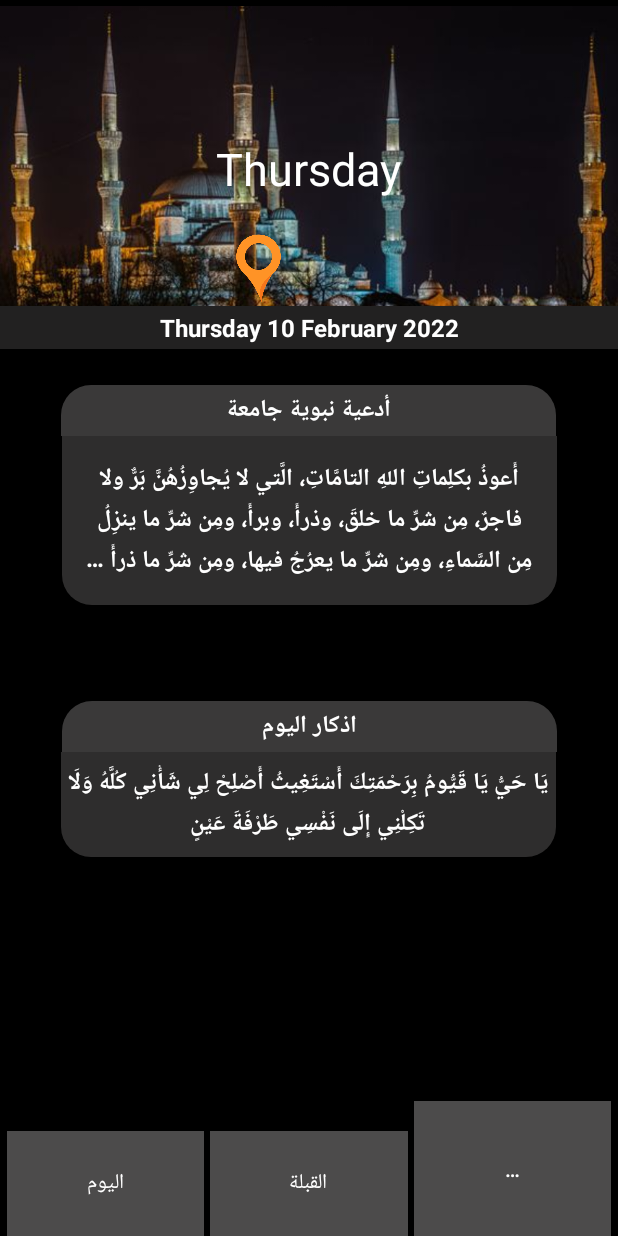
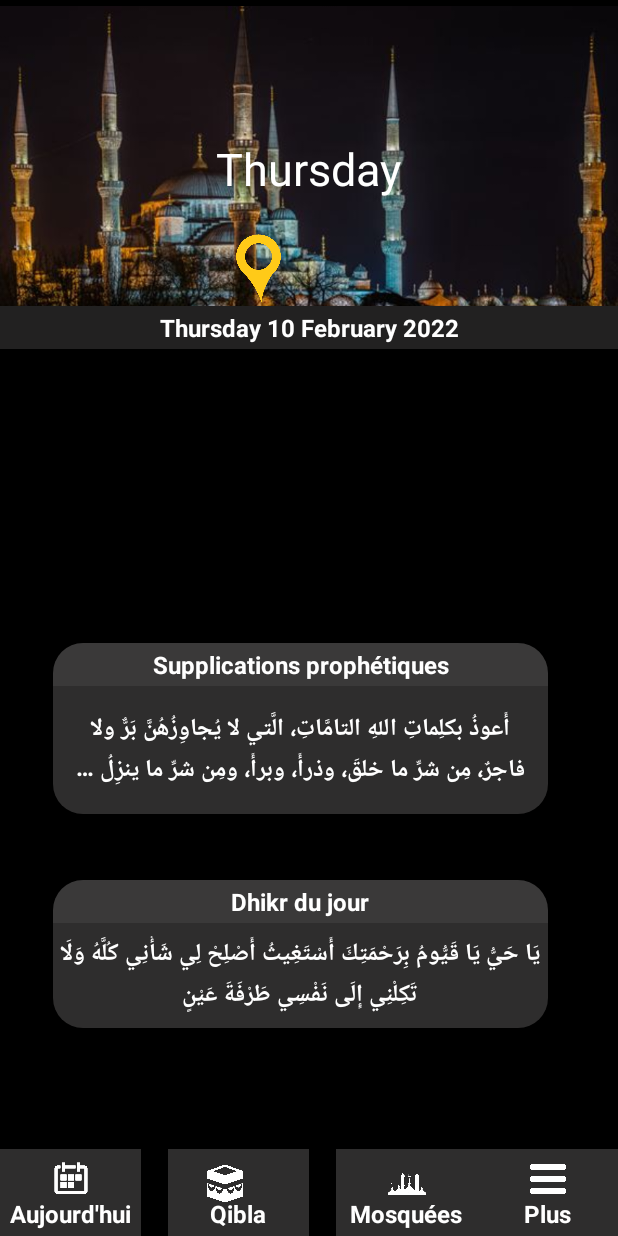
Before and after one commit to darken11/EpfcChucknorris, an Android app: the screen it shows after launch (MainFirstActivity), on a phone screen of 412 x 824 dp. Run offline under Robolectric (Android 15) with nearby library versions, the phone set to English and light mode, and no system bars.

Commit message:
add some icons menu and update layout

```diff
--- a/MyRdaApplication/app/build.gradle
+++ b/MyRdaApplication/app/build.gradle
@@ -35,7 +35,7 @@ dependencies {
 
     implementation 'androidx.core:core-ktx:1.7.0'
     implementation 'androidx.appcompat:appcompat:1.4.1'
-    implementation 'com.google.android.material:material:1.5.0'
+    implementation 'com.google.android.material:material:1.2.1'
     implementation 'androidx.constraintlayout:constraintlayout:2.1.3'
     testImplementation 'junit:junit:4.+'
     androidTestImplementation 'androidx.test.ext:junit:1.1.3'
--- a/MyRdaApplication/app/src/main/java/eu/epfc/myrdaapplication/MainFirstActivity.kt
+++ b/MyRdaApplication/app/src/main/java/eu/epfc/myrdaapplication/MainFirstActivity.kt
@@ -5,6 +5,7 @@ import android.content.Intent
 import android.content.pm.ActivityInfo
 import android.os.Bundle
 import android.view.View
+import android.widget.ImageView
 import android.widget.TextView
 import androidx.appcompat.app.AppCompatActivity
 import androidx.core.content.ContextCompat
@@ -27,6 +28,7 @@ class MainFirstActivity : AppCompatActivity() {
     lateinit var btnToday: TextView
     lateinit var btnQibla: TextView
     lateinit var btnPoints: TextView
+    lateinit var btnMosque:TextView
     lateinit var texteVImage: TextView
     lateinit var currentDate: String
     lateinit var labelDate: TextView
@@ -36,41 +38,84 @@ class MainFirstActivity : AppCompatActivity() {
         //set by default the Orientation to Portrait screen and don't lets user change it with rotate
         requestedOrientation = ActivityInfo.SCREEN_ORIENTATION_PORTRAIT;
         setContentView(R.layout.activity_first_main)
-
         val context: Context = this
+        val imageMore:ImageView=findViewById(R.id.imageMore)
         btnPoints = findViewById(R.id.btn_points)
         btnPoints.setBackgroundColor(ContextCompat.getColor(context, R.color.gris))
-
+        val imageQibla:ImageView=findViewById(R.id.imageQibla)
         btnQibla = findViewById(R.id.btn_qibla)
         btnQibla.setBackgroundColor(ContextCompat.getColor(context, R.color.gris))
+        val imageMosque:ImageView=findViewById(R.id.imageMosque)
+        btnMosque=findViewById(R.id.btn_mosque)
+        btnMosque.setBackgroundColor(ContextCompat.getColor(context, R.color.gris))
 
+        val imageCalendar:ImageView=findViewById(R.id.imageCalendar)
         btnToday = findViewById(R.id.btn_today)
         btnToday.setBackgroundColor(ContextCompat.getColor(context, R.color.gris))
 
-        // Animation for btn
+
         btnToday.setOnClickListener {
             btnToday.setTextColor(ContextCompat.getColor(context, R.color.gold))
+            imageCalendar.setImageResource(R.mipmap.cal_gold)
             btnToday.setTextSize(2, 18F)
-            btnToday.setPadding(2, 2, 2, 2)
             btnQibla.setTextColor(ContextCompat.getColor(context, R.color.white))
+            imageQibla.setImageResource(R.mipmap.qib)
             btnPoints.setTextColor(ContextCompat.getColor(context, R.color.white))
+            imageMore.setImageResource(R.mipmap.bar)
+            btnMosque.setTextColor(ContextCompat.getColor(context, R.color.white))
+            imageMosque.setImageResource(R.mipmap.mos)
+
 
         }
         btnQibla.setOnClickListener {
             btnQibla.setTextColor(ContextCompat.getColor(context, R.color.gold))
-            btnToday.setTextSize(2, 18F)
-            btnToday.setPadding(2, 2, 2, 2)
+            imageQibla.setImageResource(R.mipmap.qib_gold)
+            btnQibla.setTextSize(2, 18F)
+
             btnPoints.setTextColor(ContextCompat.getColor(context, R.color.white))
+            imageMore.setImageResource(R.mipmap.bar)
+
             btnToday.setTextColor(ContextCompat.getColor(context, R.color.white))
+            imageCalendar.setImageResource(R.mipmap.cal)
+
+            btnMosque.setTextColor(ContextCompat.getColor(context, R.color.white))
+            imageMosque.setImageResource(R.mipmap.mos)
+
+
+
+
+        }
+        btnMosque.setOnClickListener {
+            btnMosque.setTextColor(ContextCompat.getColor(context, R.color.gold))
+            imageMosque.setImageResource(R.mipmap.mos_gold)
+            btnMosque.setTextSize(2, 18F)
+
+            btnPoints.setTextColor(ContextCompat.getColor(context, R.color.white))
+            imageMore.setImageResource(R.mipmap.bar)
+
+            btnToday.setTextColor(ContextCompat.getColor(context, R.color.white))
+            imageCalendar.setImageResource(R.mipmap.cal)
+
+            btnQibla.setTextColor(ContextCompat.getColor(context, R.color.white))
+            imageQibla.setImageResource(R.mipmap.qib)
+
 
 
         }
         btnPoints.setOnClickListener {
             btnPoints.setTextColor(ContextCompat.getColor(context, R.color.gold))
-            btnToday.setTextSize(2, 18F)
-            btnToday.setPadding(2, 2, 2, 2)
+            imageMore.setImageResource(R.mipmap.bar_gold)
+            btnPoints.setTextSize(2, 18F)
+
             btnToday.setTextColor(ContextCompat.getColor(context, R.color.white))
+            imageCalendar.setImageResource(R.mipmap.cal)
+
             btnQibla.setTextColor(ContextCompat.getColor(context, R.color.white))
+            imageQibla.setImageResource(R.mipmap.qib)
+
+            btnMosque.setTextColor(ContextCompat.getColor(context, R.color.white))
+            imageMosque.setImageResource(R.mipmap.mos)
+
 
 
         }
@@ -100,6 +145,7 @@ class MainFirstActivity : AppCompatActivity() {
         currentDate =
             java.text.SimpleDateFormat("EEEE dd MMMM yyyy", Locale.getDefault()).format(Date())
         val dayOfWeek: String = SimpleDateFormat("EEEE", Locale.getDefault()).format(Date())
+
         labelDate.text = currentDate
 
         texteVImage = findViewById(R.id.textVImage)
--- a/MyRdaApplication/app/src/main/java/eu/epfc/myrdaapplication/PrayOfActivity.kt
+++ b/MyRdaApplication/app/src/main/java/eu/epfc/myrdaapplication/PrayOfActivity.kt
@@ -12,7 +12,7 @@ class PrayOfActivity : AppCompatActivity() {
     override fun onCreate(savedInstanceState: Bundle?) {
         super.onCreate(savedInstanceState)
         setContentView(R.layout.pray_of)
-        title = "الدعاء المختار"
+        title = "L'nvocation Choisie"
 
         scroll_wrapper=findViewById(R.id.scroll_wrapper)
         //this function is for to apply scrollY for the element scroll_wrapper
--- a/MyRdaApplication/app/src/main/res/layout/activity_first_main.xml
+++ b/MyRdaApplication/app/src/main/res/layout/activity_first_main.xml
@@ -18,7 +18,7 @@
         android:scaleType="centerCrop"
         android:src="@drawable/image_mosq"
         app:layout_constraintEnd_toEndOf="parent"
-        app:layout_constraintHorizontal_bias="1.0"
+        app:layout_constraintHorizontal_bias="0.0"
         app:layout_constraintStart_toStartOf="parent"
         app:layout_constraintTop_toTopOf="parent" />
 
@@ -62,13 +62,14 @@
         app:layout_constraintStart_toStartOf="parent"
         app:layout_constraintTop_toBottomOf="@+id/dhikrId" />
 
+
     <TextView
         android:id="@+id/label_title_prayOf"
         style="@style/TitleFontFirst"
         android:layout_width="330dp"
         android:layout_height="wrap_content"
         android:layout_marginStart="16dp"
-        android:layout_marginTop="24dp"
+        android:layout_marginTop="196dp"
         android:layout_marginEnd="16dp"
         android:layout_weight="0.05"
         android:background="@drawable/corner_ronder_up"
@@ -77,7 +78,7 @@
         android:text="@string/prayOf"
         android:textColor="@color/white"
         app:layout_constraintEnd_toEndOf="parent"
-        app:layout_constraintHorizontal_bias="0.493"
+        app:layout_constraintHorizontal_bias="0.387"
         app:layout_constraintStart_toStartOf="parent"
         app:layout_constraintTop_toBottomOf="@+id/label_date" />
 
@@ -89,25 +90,17 @@
         android:layout_marginStart="16dp"
         android:layout_marginEnd="16dp"
         android:background="@drawable/corner_ronded"
+        android:ellipsize="end"
+        android:maxLines="2"
         android:onClick="onShowDoua"
-        android:ellipsize="end"
-        android:maxLines="3"
+        android:padding="15dp"
         android:shadowRadius="50"
         android:text="..."
-        android:padding="15dp"
         android:textColor="@color/white"
         app:layout_constraintEnd_toEndOf="parent"
+        app:layout_constraintHorizontal_bias="0.387"
         app:layout_constraintStart_toStartOf="parent"
         app:layout_constraintTop_toBottomOf="@+id/label_title_prayOf" />
-
-
-    <!--        android:id="@+id/menu_first"-->
-<!--        android:layout_width="match_parent"-->
-<!--        android:layout_height="wrap_content"-->
-<!--        android:orientation="horizontal"-->
-<!--        android:theme="@style/Theme.AppCompat.DayNight">-->
-
-<!--        ]]>-->
 
     <TextView
         android:id="@+id/label_title"
@@ -115,7 +108,7 @@
         android:layout_width="330dp"
         android:layout_height="wrap_content"
         android:layout_marginStart="16dp"
-        android:layout_marginTop="64dp"
+        android:layout_marginTop="44dp"
         android:layout_marginEnd="16dp"
         android:background="@drawable/corner_ronder_up"
         android:padding="3dp"
@@ -123,7 +116,7 @@
         android:text="@string/dhikr"
         android:textColor="@color/white"
         app:layout_constraintEnd_toEndOf="parent"
-        app:layout_constraintHorizontal_bias="0.506"
+        app:layout_constraintHorizontal_bias="0.387"
         app:layout_constraintStart_toStartOf="parent"
         app:layout_constraintTop_toBottomOf="@+id/prayOfBody" />
 
@@ -138,26 +131,128 @@
         android:onClick="goNextPage"
         android:shadowRadius="50"
         android:text=""
+        android:ellipsize="end"
+        android:maxLines="2"
         android:textColor="@color/white"
+        app:layout_constraintBottom_toBottomOf="parent"
         app:layout_constraintEnd_toEndOf="parent"
-        app:layout_constraintHorizontal_bias="0.493"
+        app:layout_constraintHorizontal_bias="0.387"
         app:layout_constraintStart_toStartOf="parent"
         app:layout_constraintTop_toBottomOf="@+id/label_title"
+        app:layout_constraintVertical_bias="0.0"
         tools:ignore="SpeakableTextPresentCheck" />
 
-    <Button
+    <TextView
         android:id="@+id/btn_today"
-        android:layout_width="131dp"
-        android:layout_height="70dp"
-        android:layout_above="@+id/menu_first"
+        style="@style/TitleFontFirst"
+        android:layout_width="94dp"
+        android:layout_height="58dp"
+        android:paddingTop="28dp"
         android:text="@string/today"
         android:textColor="@color/white"
         app:layout_constraintBottom_toBottomOf="parent"
-        app:layout_constraintEnd_toStartOf="@+id/btn_qibla"
         app:layout_constraintStart_toStartOf="parent"
         app:layout_constraintTop_toBottomOf="@+id/dhikrBody"
-        app:layout_constraintVertical_bias="1.0"
-        tools:ignore="NotSibling,UnknownId" />
+        app:layout_constraintVertical_bias="1.0" />
+
+    <TextView
+        android:id="@+id/btn_qibla"
+        style="@style/TitleFontFirst"
+        android:layout_width="94dp"
+        android:layout_height="58dp"
+        android:textColor="@color/white"
+        android:paddingTop="28dp"
+        android:text="@string/qibla"
+        app:layout_constraintBottom_toBottomOf="parent"
+        app:layout_constraintEnd_toStartOf="@+id/btn_mosque"
+        app:layout_constraintStart_toEndOf="@+id/btn_today"
+        app:layout_constraintTop_toBottomOf="@+id/dhikrBody"
+        app:layout_constraintVertical_bias="1.0" />
+
+    <TextView
+        android:id="@+id/btn_mosque"
+        style="@style/TitleFontFirst"
+        android:layout_width="94dp"
+        android:layout_height="58dp"
+        android:textColor="@color/white"
+        android:paddingTop="28dp"
+        android:text="@string/mosque"
+        app:layout_constraintBottom_toBottomOf="parent"
+        app:layout_constraintEnd_toStartOf="@+id/btn_points"
+        app:layout_constraintTop_toBottomOf="@+id/dhikrBody"
+        app:layout_constraintVertical_bias="1.0" />
+
+    <TextView
+        android:id="@+id/btn_points"
+        style="@style/TitleFontFirst"
+        android:layout_width="94dp"
+        android:layout_height="58dp"
+        android:text="@string/points"
+        android:textColor="@color/white"
+        android:paddingTop="28dp"
+        app:layout_constraintBottom_toBottomOf="parent"
+        app:layout_constraintEnd_toEndOf="parent"
+        app:layout_constraintTop_toBottomOf="@+id/dhikrBody"
+        app:layout_constraintVertical_bias="1.0" />
+
+    <ImageView
+        android:id="@+id/imageCalendar"
+        android:layout_width="25dp"
+        android:layout_height="24dp"
+        android:layout_marginTop="8dp"
+        android:layout_marginBottom="8dp"
+        app:layout_constraintBottom_toBottomOf="@+id/btn_today"
+        app:layout_constraintEnd_toEndOf="@+id/btn_today"
+
+        app:layout_constraintHorizontal_bias="0.5"
+        app:layout_constraintStart_toStartOf="@+id/btn_today"
+        app:layout_constraintTop_toTopOf="@+id/btn_today"
+        app:layout_constraintVertical_bias="0.0"
+        app:srcCompat="@mipmap/cal" />
+
+    <ImageView
+        android:id="@+id/imageQibla"
+        android:layout_width="25dp"
+        android:layout_height="30dp"
+        android:layout_marginTop="8dp"
+        android:layout_marginBottom="8dp"
+        app:layout_constraintBottom_toBottomOf="@+id/btn_qibla"
+        app:layout_constraintEnd_toEndOf="@+id/btn_qibla"
+        app:layout_constraintStart_toEndOf="@+id/btn_today"
+        app:layout_constraintTop_toTopOf="@+id/btn_qibla"
+        app:layout_constraintVertical_bias="0.0"
+        app:layout_constraintHorizontal_bias="0.500"
+        app:srcCompat="@mipmap/qib" />
+
+    <ImageView
+        android:id="@+id/imageMosque"
+        android:layout_width="25dp"
+        android:layout_height="30dp"
+        android:layout_marginTop="8dp"
+        android:layout_marginBottom="8dp"
+        app:layout_constraintBottom_toBottomOf="parent"
+        app:layout_constraintEnd_toEndOf="@+id/btn_mosque"
+        app:layout_constraintHorizontal_bias="0.507"
+        app:layout_constraintStart_toStartOf="@+id/btn_mosque"
+        app:layout_constraintTop_toTopOf="@+id/btn_mosque"
+
+        app:layout_constraintVertical_bias="0.0"
+        app:srcCompat="@mipmap/mos" />
+
+    <ImageView
+        android:id="@+id/imageMore"
+        android:layout_width="25dp"
+        android:layout_height="24dp"
+        android:layout_marginTop="8dp"
+        android:layout_marginBottom="8dp"
+        app:layout_constraintBottom_toBottomOf="@+id/btn_points"
+        app:layout_constraintEnd_toEndOf="@+id/btn_points"
+        app:layout_constraintStart_toStartOf="@+id/btn_points"
+        app:layout_constraintTop_toTopOf="@+id/btn_points"
+        app:layout_constraintVertical_bias="0.0"
+
+        app:srcCompat="@mipmap/bar" />
+
     <!--        <DatePicker-->
         <!--            android:id="@+id/dateOfBirthInput"-->
         <!--            android:inputType="text|date"-->
@@ -169,80 +264,4 @@
         <!--            />-->
 
 
-    <ImageView
-        android:id="@+id/icon_today"
-        android:layout_width="24dp"
-        android:layout_height="16dp"
-        android:layout_above="@+id/btn_today"
-        android:layout_marginStart="10dp"
-        android:layout_marginTop="5dp"
-        android:layout_marginEnd="10dp"
-        android:layout_marginBottom="5dp"
-        android:src="@mipmap/calendar_icon"
-        app:layout_constraintBottom_toBottomOf="@+id/btn_today"
-        app:layout_constraintEnd_toEndOf="@+id/btn_today"
-        app:layout_constraintHorizontal_bias="0.476"
-        app:layout_constraintStart_toStartOf="parent"
-        app:layout_constraintTop_toTopOf="@+id/btn_today"
-        app:layout_constraintVertical_bias="0.0" />
-
-    <Button
-        android:id="@+id/btn_qibla"
-        android:layout_width="131dp"
-        android:layout_height="70dp"
-        android:text="@string/qibla"
-        android:textColor="@color/white"
-        app:layout_constraintBottom_toBottomOf="parent"
-        app:layout_constraintEnd_toStartOf="@+id/btn_points"
-        app:layout_constraintStart_toEndOf="@+id/btn_today"
-        app:layout_constraintTop_toBottomOf="@+id/dhikrBody"
-        app:layout_constraintVertical_bias="1.0" />
-
-    <ImageView
-        android:id="@+id/icon_qibla"
-        android:layout_width="24dp"
-        android:layout_height="16dp"
-        android:layout_above="@+id/btn_qibla"
-        android:layout_marginStart="10dp"
-        android:layout_marginTop="5dp"
-        android:layout_marginEnd="10dp"
-        android:layout_marginBottom="5dp"
-        android:src="@mipmap/mosque_icon"
-        app:layout_constraintBottom_toBottomOf="@+id/btn_qibla"
-        app:layout_constraintEnd_toEndOf="@+id/btn_qibla"
-        app:layout_constraintHorizontal_bias="0.517"
-        app:layout_constraintStart_toEndOf="@+id/btn_today"
-        app:layout_constraintTop_toTopOf="@+id/btn_qibla"
-        app:layout_constraintVertical_bias="0.363" />
-
-    <Button
-        android:id="@+id/btn_points"
-        android:layout_width="131dp"
-        android:layout_height="90dp"
-        android:text="@string/points"
-        android:textColor="@color/white"
-        app:layout_constraintBottom_toBottomOf="parent"
-        app:layout_constraintEnd_toEndOf="parent"
-        app:layout_constraintHorizontal_bias="0.111"
-        app:layout_constraintStart_toEndOf="@+id/btn_qibla"
-        app:layout_constraintTop_toBottomOf="@+id/dhikrBody"
-        app:layout_constraintVertical_bias="1.0" />
-
-    <ImageView
-        android:id="@+id/icon_points"
-        android:layout_width="24dp"
-        android:layout_height="24dp"
-        android:layout_above="@+id/btn_points"
-
-        android:layout_marginEnd="56dp"
-        android:src="@mipmap/mosque_icon"
-        android:textAlignment="center"
-        app:layout_constraintBottom_toBottomOf="@+id/btn_points"
-        app:layout_constraintEnd_toEndOf="parent"
-        app:layout_constraintHorizontal_bias="0.927"
-        app:layout_constraintStart_toStartOf="@+id/btn_points"
-        app:layout_constraintTop_toBottomOf="@+id/dhikrBody"
-        app:layout_constraintVertical_bias="0.304" />
-
-
 </androidx.constraintlayout.widget.ConstraintLayout>
--- a/MyRdaApplication/app/src/main/res/values-night/themes.xml
+++ b/MyRdaApplication/app/src/main/res/values-night/themes.xml
@@ -32,7 +32,5 @@
 
     </style>
 
-    <style name="btnMenu">
-        <item name="android:hint">@color/gris</item>
-    </style>
+
 </resources>
--- a/MyRdaApplication/app/src/main/res/values/colors.xml
+++ b/MyRdaApplication/app/src/main/res/values/colors.xml
@@ -7,7 +7,7 @@
     <color name="teal_700">#FF018786</color>
     <color name="black">#FF000000</color>
     <color name="white">#FFFFFFFF</color>
-    <color name="gris">#4C4B4B</color>
+    <color name="gris">#2E2D2D</color>
     <color name="red">#FF5151</color>
     <color name="gold">#FFC107</color>
 </resources>
--- a/MyRdaApplication/app/src/main/res/values/strings.xml
+++ b/MyRdaApplication/app/src/main/res/values/strings.xml
@@ -1,13 +1,14 @@
 <resources>
     <string name="app_name">Misbahati</string>
-    <string name="dhikr">اذكار اليوم</string>
-    <string name="prayOf">أدعية نبوية جامعة</string>
+    <string name="dhikr">Dhikr du jour</string>
+    <string name="prayOf">Supplications prophétiques</string>
     <string name="zero">0</string>
     <string name="reset">Reset</string>
     <string name="todo">TODO</string>
     <string name="failed_msg">لا يوجد تاريخ</string>
-    <string name="today">اليوم</string>
-    <string name="qibla">القبلة</string>
-    <string name="points">…</string>
+    <string name="today">Aujourd\'hui</string>
+    <string name="qibla">Qibla</string>
+    <string name="mosque">Mosquées</string>
+    <string name="points">Plus</string>
 
 </resources>
```
Also changed, not shown: MyRdaApplication/app/src/main/res/mipmap-hdpi/bar.png (added), MyRdaApplication/app/src/main/res/mipmap-hdpi/bar_gold.png (added), MyRdaApplication/app/src/main/res/mipmap-hdpi/cal_gold.png (added), MyRdaApplication/app/src/main/res/mipmap-hdpi/calendar_icon.png (deleted), MyRdaApplication/app/src/main/res/mipmap-hdpi/location_icon.png (added), MyRdaApplication/app/src/main/res/mipmap-hdpi/mos.png (added), MyRdaApplication/app/src/main/res/mipmap-hdpi/mos_gold.png (added), MyRdaApplication/app/src/main/res/mipmap-hdpi/mosque_icon.png (deleted), MyRdaApplication/app/src/main/res/mipmap-hdpi/qib.png (added), MyRdaApplication/app/src/main/res/mipmap-hdpi/qib_gold.png (added), MyRdaApplication/app/src/main/res/mipmap-mdpi/cal.png (added), MyRdaApplication/app/src/main/res/mipmap-mdpi/location_icon.png (deleted).
